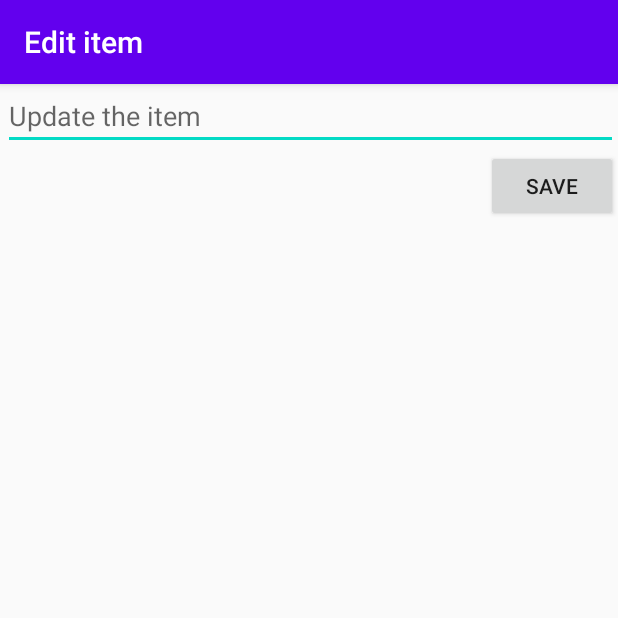
After one commit to Yuti-G/simpleTodo, an Android app: the EditActivity screen opened directly, with no data from a screen before it, on a phone screen of 412 x 824 dp, the top half of it. The commit adds this screen. Run offline under Robolectric (Android 15) with nearby library versions, the phone set to English and light mode, and no system bars.

Commit message:
finish todo app

```diff
--- a/app/src/main/AndroidManifest.xml
+++ b/app/src/main/AndroidManifest.xml
@@ -9,6 +9,7 @@
         android:roundIcon="@mipmap/ic_launcher_round"
         android:supportsRtl="true"
         android:theme="@style/Theme.SimpleToDo">
+        <activity android:name=".EditActivity"></activity>
         <activity android:name=".MainActivity">
             <intent-filter>
                 <action android:name="android.intent.action.MAIN" />
--- /dev/null
+++ b/app/src/main/java/com/codepath/yutinggan/simpletodo/EditActivity.java
@@ -0,0 +1,42 @@
+package com.codepath.yutinggan.simpletodo;
+
+import android.content.Intent;
+import android.support.v7.app.AppCompatActivity;
+import android.os.Bundle;
+import android.view.View;
+import android.widget.Button;
+import android.widget.EditText;
+
+public class EditActivity extends AppCompatActivity {
+    EditText etItem;
+    Button btnSave;
+
+    @Override
+    protected void onCreate(Bundle savedInstanceState) {
+        super.onCreate(savedInstanceState);
+        setContentView(R.layout.activity_edit);
+
+        etItem = findViewById(R.id.etItem);
+        btnSave = findViewById(R.id.btnSave);
+
+        getSupportActionBar().setTitle("Edit item");
+
+        etItem.setText(getIntent().getStringExtra(MainActivity.KEY_ITEM_TEXT));
+
+        // when the user is done editing, click the save button
+        btnSave.setOnClickListener(new View.OnClickListener() {
+            @Override
+            public void onClick(View v) {
+                // Create an intent which will contain the results
+                Intent intent = new Intent();
+                // pass the data (results of editing)
+                intent.putExtra(MainActivity.KEY_ITEM_TEXT, etItem.getText().toString());
+                intent.putExtra(MainActivity.KEY_ITEM_POSITION, getIntent().getExtras().getInt(MainActivity.KEY_ITEM_POSITION));
+                // set the result of the intent
+                setResult(RESULT_OK, intent);
+                // finish activity, close the screen and go back
+                finish();
+            }
+        });
+    }
+}
--- /dev/null
+++ b/app/src/main/res/layout/activity_edit.xml
@@ -0,0 +1,29 @@
+<?xml version="1.0" encoding="utf-8"?>
+<RelativeLayout xmlns:android="http://schemas.android.com/apk/res/android"
+    xmlns:app="http://schemas.android.com/apk/res-auto"
+    xmlns:tools="http://schemas.android.com/tools"
+    android:layout_width="match_parent"
+    android:layout_height="match_parent"
+    tools:context=".EditActivity">
+
+    <EditText
+        android:id="@+id/etItem"
+        android:layout_width="match_parent"
+        android:layout_height="wrap_content"
+        android:layout_alignParentStart="true"
+        android:layout_alignParentTop="true"
+        android:layout_marginStart="2dp"
+        android:layout_marginTop="-1dp"
+        android:ems="10"
+        android:hint="Update the item" />
+
+    <Button
+        android:id="@+id/btnSave"
+        android:layout_width="wrap_content"
+        android:layout_height="wrap_content"
+        android:layout_below="@+id/etItem"
+        android:layout_alignParentEnd="true"
+        android:layout_marginTop="0dp"
+        android:layout_marginEnd="0dp"
+        android:text="Save" />
+</RelativeLayout>
```
Also changed, not shown: app/src/main/java/com/codepath/yutinggan/simpletodo/ItemsAdapter.java (+15 -2 lines), app/src/main/java/com/codepath/yutinggan/simpletodo/MainActivity.java (+44 -1 lines).
